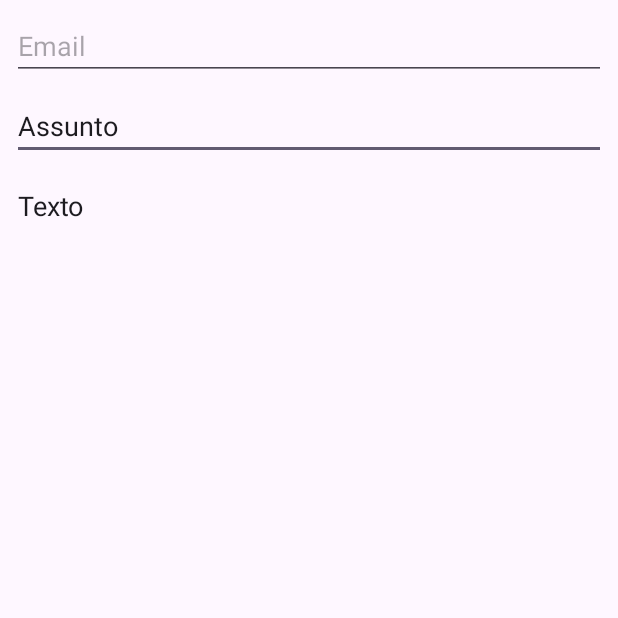
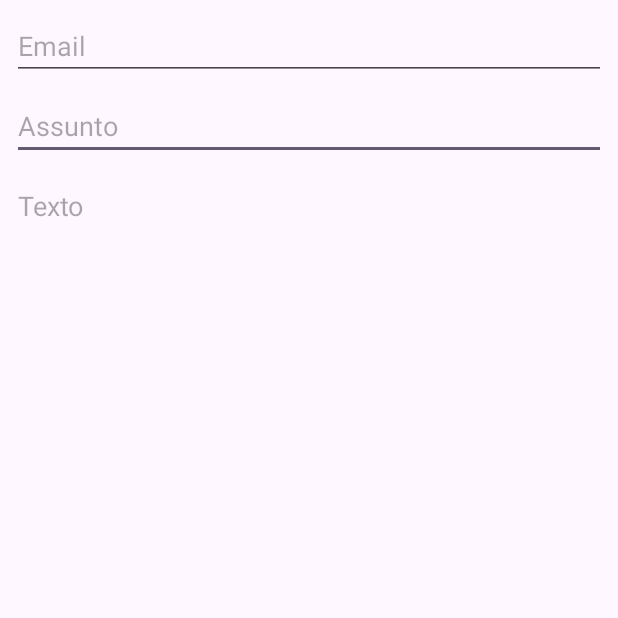
Before and after one commit to DudaFrancoS/Email, an Android app: the screen it shows after launch (MainActivity), on a phone screen of 412 x 824 dp, the top half of it. Run offline under Robolectric (Android 15) with nearby library versions, the phone set to English and light mode, and no system bars.

Commit message:
Tarefa finalizada

```diff
--- a/app/src/main/res/layout-land/activity_main.xml
+++ b/app/src/main/res/layout-land/activity_main.xml
@@ -8,13 +8,15 @@
 
     <EditText
         android:id="@+id/etAssunto"
-        android:layout_width="629dp"
-        android:layout_height="36dp"
+        android:layout_width="0dp"
+        android:layout_height="wrap_content"
         android:layout_marginStart="8dp"
         android:layout_marginTop="8dp"
+        android:layout_marginEnd="8dp"
         android:ems="10"
+        android:hint="Assunto"
         android:inputType="text"
-        android:text="Assunto"
+        app:layout_constraintEnd_toStartOf="@+id/btnEnviar"
         app:layout_constraintStart_toStartOf="parent"
         app:layout_constraintTop_toBottomOf="@+id/etEmail" />
 
@@ -22,27 +24,30 @@
         android:id="@+id/etTexto"
         android:layout_width="0dp"
         android:layout_height="0dp"
+        android:layout_marginStart="8dp"
         android:layout_marginTop="8dp"
+        android:layout_marginEnd="8dp"
         android:layout_marginBottom="8dp"
         android:ems="10"
         android:gravity="top"
+        android:hint="Texto"
         android:inputType="text"
-        android:text="Texto"
-        app:layout_constraintBottom_toTopOf="@+id/btnEnviar"
+        app:layout_constraintBottom_toBottomOf="parent"
         app:layout_constraintEnd_toStartOf="@+id/btnEnviar"
         app:layout_constraintStart_toStartOf="parent"
-        app:layout_constraintTop_toBottomOf="@+id/etAssunto"
-        app:layout_constraintVertical_bias="1.0" />
+        app:layout_constraintTop_toBottomOf="@+id/etAssunto" />
 
     <EditText
         android:id="@+id/etEmail"
-        android:layout_width="627dp"
-        android:layout_height="50dp"
+        android:layout_width="0dp"
+        android:layout_height="wrap_content"
         android:layout_marginStart="8dp"
         android:layout_marginTop="8dp"
+        android:layout_marginEnd="8dp"
         android:ems="10"
         android:hint="Email"
         android:inputType="textEmailAddress"
+        app:layout_constraintEnd_toStartOf="@+id/btnEnviar"
         app:layout_constraintStart_toStartOf="parent"
         app:layout_constraintTop_toTopOf="parent" />
 
--- a/app/src/main/res/layout/activity_main.xml
+++ b/app/src/main/res/layout/activity_main.xml
@@ -14,8 +14,8 @@
         android:layout_marginTop="8dp"
         android:layout_marginEnd="8dp"
         android:ems="10"
+        android:hint="Assunto"
         android:inputType="text"
-        android:text="Assunto"
         app:layout_constraintEnd_toEndOf="parent"
         app:layout_constraintStart_toStartOf="parent"
         app:layout_constraintTop_toBottomOf="@+id/etEmail" />
@@ -30,8 +30,8 @@
         android:layout_marginBottom="8dp"
         android:ems="10"
         android:gravity="top"
+        android:hint="Texto"
         android:inputType="text"
-        android:text="Texto"
         app:layout_constraintBottom_toTopOf="@+id/btnEnviar"
         app:layout_constraintEnd_toEndOf="parent"
         app:layout_constraintHorizontal_bias="0.0"
```
